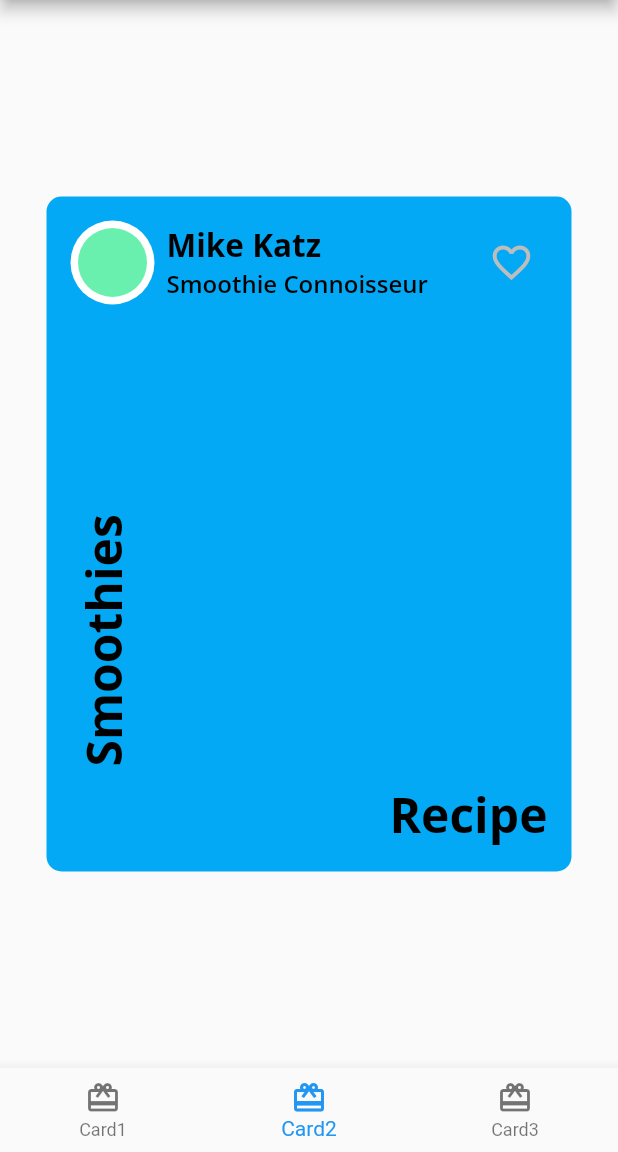
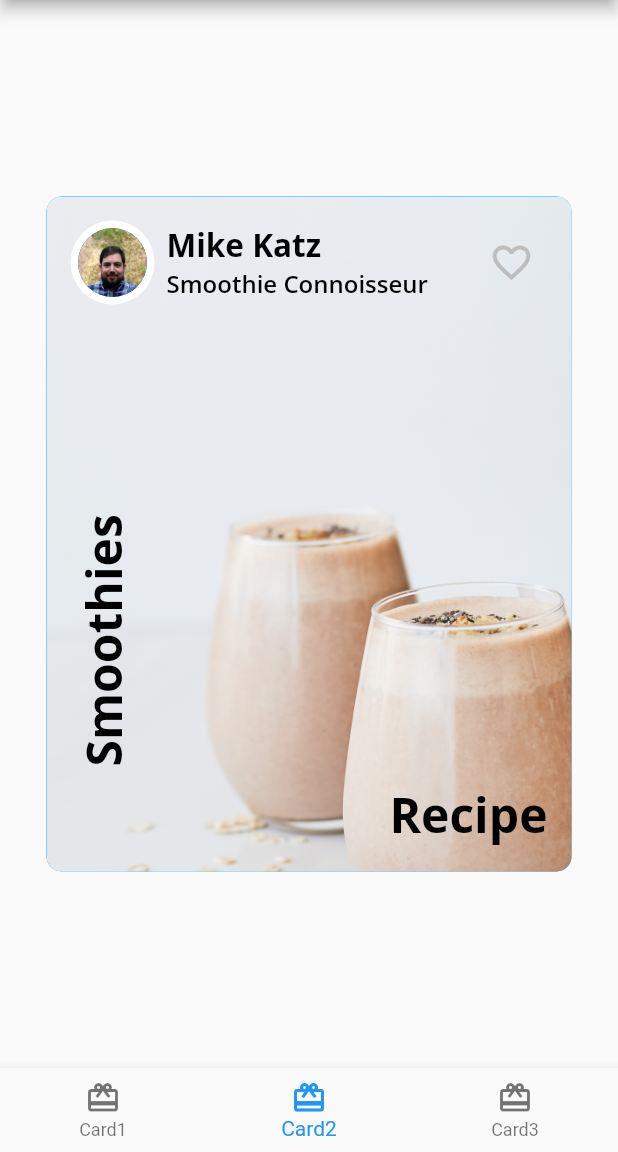
Before and after one commit to azizkhoso/flutter_apprenticeship, a Flutter app: the screen it shows after launch, item 2 of the bottom bar chosen, on a phone screen of 412 x 824 dp, the part 84-1236 px from its top. Run offline on Flutter 3.47's test engine with Material 2 defaults, Android fonts, the phone set to English and light mode, and no system bars; our stand-ins replace google_fonts.

Commit message:
Added Assets

```diff
--- a/lib/author_card.dart
+++ b/lib/author_card.dart
@@ -5,14 +5,14 @@ import 'circle_image.dart';
 class AuthorCard extends StatelessWidget {
   final String authorName;
   final String title;
-  // final ImageProvider imageProvider;
+  final ImageProvider imageProvider;
 
-  const AuthorCard({
-    Key? key,
-    required this.authorName,
-    required this.title,
-    /* required this.imageProvider */
-  }) : super(key: key);
+  const AuthorCard(
+      {Key? key,
+      required this.authorName,
+      required this.title,
+      required this.imageProvider})
+      : super(key: key);
 
   @override
   Widget build(BuildContext context) {
@@ -23,7 +23,7 @@ class AuthorCard extends StatelessWidget {
         children: [
           Row(
             children: [
-              const CircleImage(imageRadius: 28),
+              CircleImage(imageRadius: 28, imageProvider: imageProvider),
               const SizedBox(width: 8),
               Column(
                 crossAxisAlignment: CrossAxisAlignment.start,
--- a/lib/card2.dart
+++ b/lib/card2.dart
@@ -1,6 +1,5 @@
 import 'package:flutter/material.dart';
 import 'package:flutter_apprenticeship/fooderlich_theme.dart';
-import 'package:flutter_apprenticeship/main.dart';
 import 'author_card.dart';
 
 class Card2 extends StatelessWidget {
@@ -15,11 +14,16 @@ class Card2 extends StatelessWidget {
         ),
         decoration: const BoxDecoration(
             color: Colors.lightBlue,
+            image: DecorationImage(
+                image: AssetImage('assets/mag5.png'), fit: BoxFit.cover),
             borderRadius: BorderRadius.all(Radius.circular(10))),
         child: Column(
           children: [
             const AuthorCard(
-                authorName: 'Mike Katz', title: 'Smoothie Connoisseur'),
+              authorName: 'Mike Katz',
+              title: 'Smoothie Connoisseur',
+              imageProvider: AssetImage('assets/author_katz.jpeg'),
+            ),
             Expanded(
               child: Stack(
                 children: [
--- a/lib/circle_image.dart
+++ b/lib/circle_image.dart
@@ -2,9 +2,9 @@ import 'package:flutter/material.dart';
 
 class CircleImage extends StatelessWidget {
   final double imageRadius;
-  // final ImageProvider imageProvider;
+  final ImageProvider imageProvider;
   const CircleImage(
-      {Key? key, /* required this.imageProvider, */ this.imageRadius = 20})
+      {Key? key, required this.imageProvider, this.imageRadius = 20})
       : super(key: key);
   @override
   Widget build(BuildContext context) {
@@ -13,7 +13,7 @@ class CircleImage extends StatelessWidget {
       radius: imageRadius,
       child: CircleAvatar(
         radius: imageRadius - 5,
-        backgroundColor: Colors.greenAccent,
+        backgroundImage: imageProvider,
       ),
     );
   }
--- a/lib/home.dart
+++ b/lib/home.dart
@@ -11,7 +11,7 @@ class Home extends StatefulWidget {
 class _HomeState extends State<Home> {
   int _selectedIndex = 0;
   static List<Widget> pages = <Widget>[
-    const Center(child: Card1()),
+    const Card1(),
     const Card2(),
     Container(color: Colors.blue),
   ];
```
Also changed, not shown: lib/card1.dart (+12 -5 lines), pubspec.yaml (+3 -6 lines), assets/author_katz.jpeg (added), assets/mag1.png (added), assets/mag2.png (added), assets/mag3.png (added), assets/mag4.png (added), assets/mag5.png (added).
